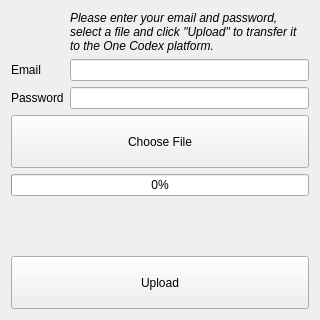
Qt form onecodex_uploader/mainwindow.ui (fossabot/onecodex-uploader) before a commit.
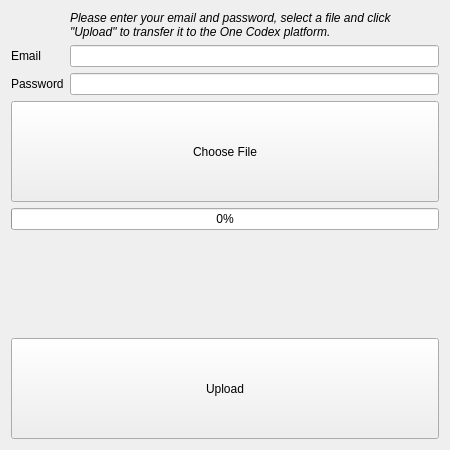
The same form after that commit.

Commit message: Make window bigger for Windows

Diff of the .ui file:
```diff
--- a/onecodex_uploader/mainwindow.ui
+++ b/onecodex_uploader/mainwindow.ui
@@ -6,8 +6,8 @@
    <rect>
     <x>0</x>
     <y>0</y>
-    <width>320</width>
-    <height>320</height>
+    <width>450</width>
+    <height>450</height>
    </rect>
   </property>
   <property name="sizePolicy">
@@ -24,8 +24,8 @@
   </property>
   <property name="maximumSize">
    <size>
-    <width>320</width>
-    <height>320</height>
+    <width>500</width>
+    <height>500</height>
    </size>
   </property>
   <property name="acceptDrops">
```
Left out of the diff: 4 changed lines with no effect on the pictures.
